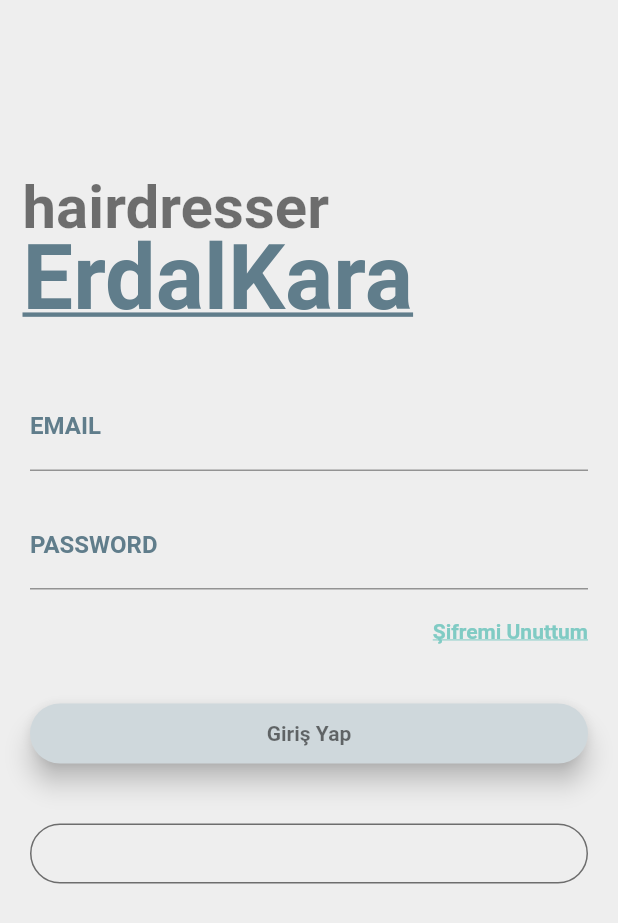
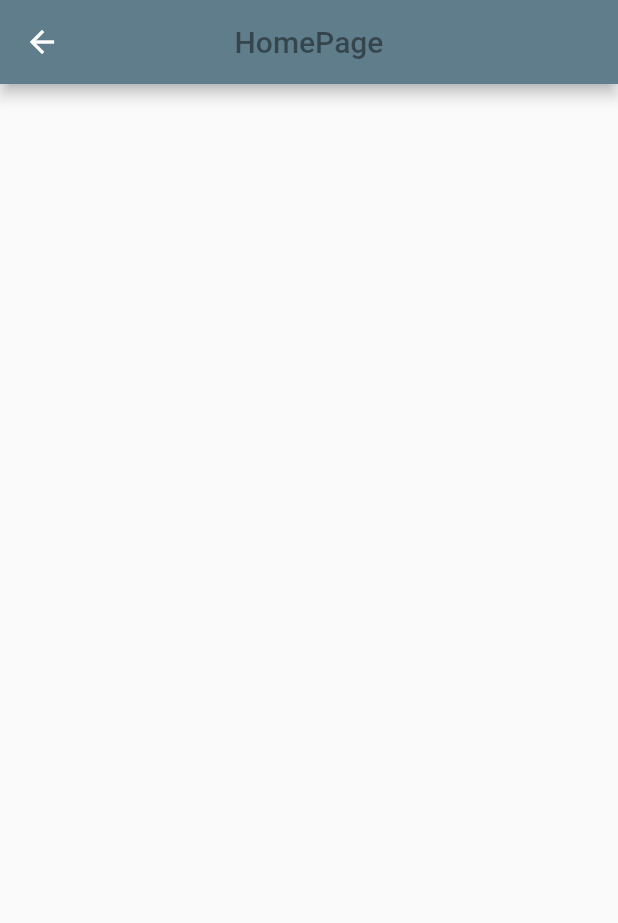
Before and after one commit to mfabank/randevusistemi, a Flutter app: the screen it shows after launch, after a tap on "Giriş Yap", on a phone screen of 412 x 824 dp. Shown: the top 923 px of the screen. Run offline on Flutter 3.47's test engine with Material 2 defaults, Android fonts, the phone set to English and light mode, and no system bars; network calls fail.

Commit message:
LoginRegister Done !

```diff
--- a/lib/main.dart
+++ b/lib/main.dart
@@ -1,4 +1,5 @@
 import 'package:flutter/material.dart';
+import 'package:randevusistemi/screens/loginregisterpage.dart';
 
 void main() {
   runApp(MaterialApp(
@@ -15,136 +16,6 @@ class MyApp extends StatefulWidget {
 class _MyAppState extends State<MyApp> {
   @override
   Widget build(BuildContext context) {
-    return Scaffold(
-      resizeToAvoidBottomPadding: false,
-      backgroundColor: Colors.grey[200],
-      body: Column(
-        crossAxisAlignment: CrossAxisAlignment.start,
-        children: [
-          Container(
-            child: Stack(
-              children: [
-                Container(
-                  padding: EdgeInsets.fromLTRB(15, 115, 0, 0),
-                  child: Text(
-                    "hairdresser",
-                    style: TextStyle(
-                        fontSize: 40,
-                        fontWeight: FontWeight.bold,
-                        color: Colors.black54),
-                  ),
-                ),
-                Container(
-                  padding: EdgeInsets.fromLTRB(15, 150, 0, 0),
-                  child: Text(
-                    "ErdalKara",
-                    style: TextStyle(
-                        decoration: TextDecoration.underline,
-                        fontSize: 60,
-                        fontWeight: FontWeight.bold,
-                        color: Colors.blueGrey),
-                  ),
-                ),
-              ],
-            ),
-          ),
-          Container(
-            padding: EdgeInsets.only(top: 35, left: 20, right: 20),
-            child: Column(
-              children: [
-                TextField(
-                  decoration: InputDecoration(
-                    labelText: "EMAIL",
-                    labelStyle: TextStyle(
-                      fontWeight: FontWeight.bold,
-                      color: Colors.blueGrey,
-                    ),
-                    focusedBorder: UnderlineInputBorder(
-                      borderSide: BorderSide(
-                        color: Colors.blueGrey,
-                      ),
-                    ),
-                  ),
-                ),
-                SizedBox(
-                  height: 20,
-                ),
-                TextField(
-                  decoration: InputDecoration(
-                    labelText: "PASSWORD",
-                    labelStyle: TextStyle(
-                      fontWeight: FontWeight.bold,
-                      color: Colors.blueGrey,
-                    ),
-                    focusedBorder: UnderlineInputBorder(
-                      borderSide: BorderSide(
-                        color: Colors.blueGrey,
-                      ),
-                    ),
-                  ),
-                  obscureText: true,
-                ),
-                SizedBox(
-                  height: 5,
-                ),
-                Container(
-                  alignment: Alignment(1, 0),
-                  padding: EdgeInsets.only(top: 15, left: 20),
-                  child: InkWell(
-                    child: Text(
-                      "Şifremi Unuttum",
-                      style: TextStyle(
-                          color: Colors.teal[200],
-                          fontWeight: FontWeight.bold,
-                          decoration: TextDecoration.underline),
-                    ),
-                  ),
-                ),
-                SizedBox(height: 40,),
-                Container(
-                  height: 40,
-                  child: Material(
-                    borderRadius: BorderRadius.circular(20),
-                    shadowColor: Colors.black,
-                    color: Colors.blueGrey[100],
-                    elevation: 7,
-                    child: GestureDetector(
-                      child: Center(
-                        child: Text("Giriş Yap",style: TextStyle(
-                          color: Colors.black54,
-                          fontWeight: FontWeight.bold,
-                        ),),
-                      ),
-                      onTap: (){},
-                    ),
-                  ),
-                ),
-                SizedBox(height: 40,),
-                Container(
-                  height: 40,
-                  color: Colors.transparent,
-                  child: Container(
-                    decoration: BoxDecoration(
-                      border: Border.all(
-                        color: Colors.black54,
-                        style: BorderStyle.solid,
-                        width: 1,
-                      ),
-                      color: Colors.transparent,
-                      borderRadius: BorderRadius.circular(20),
-                    ),
-                    child: Row(
-                      children: [
-
-                      ],
-                    ),
-                  ),
-                ),
-              ],
-            ),
-          ),
-        ],
-      ),
-    );
+    return LoginRegisterPage();
   }
 }
--- /dev/null
+++ b/lib/screens/homepage.dart
@@ -0,0 +1,19 @@
+import 'package:flutter/material.dart';
+
+class HomePage extends StatefulWidget {
+  @override
+  _HomePageState createState() => _HomePageState();
+}
+
+class _HomePageState extends State<HomePage> {
+  @override
+  Widget build(BuildContext context) {
+    return Scaffold(
+      appBar: AppBar(
+        title: Text("HomePage",style: TextStyle(color:Colors.black45),),
+        centerTitle: true,
+        backgroundColor: Colors.blueGrey,
+      ),
+    );
+  }
+}
--- /dev/null
+++ b/lib/screens/loginregisterpage.dart
@@ -0,0 +1,191 @@
+import 'package:flutter/material.dart';
+
+import 'homepage.dart';
+
+class LoginRegisterPage extends StatefulWidget {
+  @override
+  _LoginRegisterPageState createState() => _LoginRegisterPageState();
+}
+
+class _LoginRegisterPageState extends State<LoginRegisterPage> {
+  @override
+  Widget build(BuildContext context) {
+    return Scaffold(
+      resizeToAvoidBottomPadding: false,
+      backgroundColor: Colors.grey[200],
+      body: Column(
+        crossAxisAlignment: CrossAxisAlignment.start,
+        children: [
+          Container(
+            child: Stack(
+              children: [
+                Container(
+                  padding: EdgeInsets.fromLTRB(15, 115, 0, 0),
+                  child: Text(
+                    "hairdresser",
+                    style: TextStyle(
+                        fontSize: 40,
+                        fontWeight: FontWeight.bold,
+                        color: Colors.black54),
+                  ),
+                ),
+                Container(
+                  padding: EdgeInsets.fromLTRB(15, 150, 0, 0),
+                  child: Text(
+                    "ErdalKara",
+                    style: TextStyle(
+                        decoration: TextDecoration.underline,
+                        fontSize: 60,
+                        fontWeight: FontWeight.bold,
+                        color: Colors.blueGrey),
+                  ),
+                ),
+              ],
+            ),
+          ),
+          Container(
+            padding: EdgeInsets.only(top: 35, left: 20, right: 20),
+            child: Column(
+              children: [
+                TextField(
+                  decoration: InputDecoration(
+                    labelText: "EMAIL",
+                    labelStyle: TextStyle(
+                      fontWeight: FontWeight.bold,
+                      color: Colors.blueGrey,
+                    ),
+                    focusedBorder: UnderlineInputBorder(
+                      borderSide: BorderSide(
+                        color: Colors.blueGrey,
+                      ),
+                    ),
+                  ),
+                ),
+                SizedBox(
+                  height: 20,
+                ),
+                TextField(
+                  decoration: InputDecoration(
+                    labelText: "PASSWORD",
+                    labelStyle: TextStyle(
+                      fontWeight: FontWeight.bold,
+                      color: Colors.blueGrey,
+                    ),
+                    focusedBorder: UnderlineInputBorder(
+                      borderSide: BorderSide(
+                        color: Colors.blueGrey,
+                      ),
+                    ),
+                  ),
+                  obscureText: true,
+                ),
+                SizedBox(
+                  height: 5,
+                ),
+                Container(
+                  alignment: Alignment(1, 0),
+                  padding: EdgeInsets.only(top: 15, left: 20),
+                  child: InkWell(
+                    child: Text(
+                      "Şifremi Unuttum",
+                      style: TextStyle(
+                          color: Colors.teal[200],
+                          fontWeight: FontWeight.bold,
+                          decoration: TextDecoration.underline),
+                    ),
+                  ),
+                ),
+                SizedBox(
+                  height: 40,
+                ),
+                Container(
+                  height: 40,
+                  child: Material(
+                    borderRadius: BorderRadius.circular(20),
+                    shadowColor: Colors.black,
+                    color: Colors.blueGrey[100],
+                    elevation: 7,
+                    child: InkWell(
+
+                      child: Center(
+                        child: Text(
+                          "Giriş Yap",
+                          style: TextStyle(
+                            color: Colors.black54,
+                            fontWeight: FontWeight.bold,
+                          ),
+                        ),
+                      ),
+                      onTap: () {
+                        setState(() {
+                          Navigator.push(context, MaterialPageRoute(builder: (context) => HomePage()));
+                        });
+                      },
+                    ),
+                  ),
+                ),
+                SizedBox(
+                  height: 40,
+                ),
+                Container(
+                  height: 40,
+                  color: Colors.transparent,
+                  child: Container(
+                    decoration: BoxDecoration(
+                      border: Border.all(
+                        color: Colors.black54,
+                        style: BorderStyle.solid,
+                        width: 1,
+                      ),
+                      color: Colors.transparent,
+                      borderRadius: BorderRadius.circular(20),
+                    ),
+                    child: Row(
+                      mainAxisAlignment: MainAxisAlignment.center,
+                      children: <Widget>[
+                        Center(
+                          child: ImageIcon(NetworkImage(
+                              "https://www.iconfinder.com/data/icons/social-media-2210/24/Google-512.png")),
+                        ),
+                        SizedBox(
+                          width: 5,
+                        ),
+                        Center(
+                          child: Text(
+                            "Google ile gir",
+                            style: TextStyle(fontWeight: FontWeight.bold),
+                          ),
+                        )
+                      ],
+                    ),
+                  ),
+                ),
+              ],
+            ),
+          ),
+          SizedBox(height: 20),
+          Flexible(
+            child: Row(
+              mainAxisAlignment: MainAxisAlignment.center,
+              children: <Widget>[
+                Text("Müşteri değil misin ? "),
+                SizedBox(
+                  width: 5,
+                ),
+                InkWell(
+                  onTap: () {},
+                  child: Text(
+                    "Hemen ol!",
+                    style: TextStyle(color: Colors.blueGrey,decoration: TextDecoration.underline),
+                  ),
+                )
+              ],
+            ),
+          ),
+        ],
+      ),
+    );
+  }
+
+
+}
```
